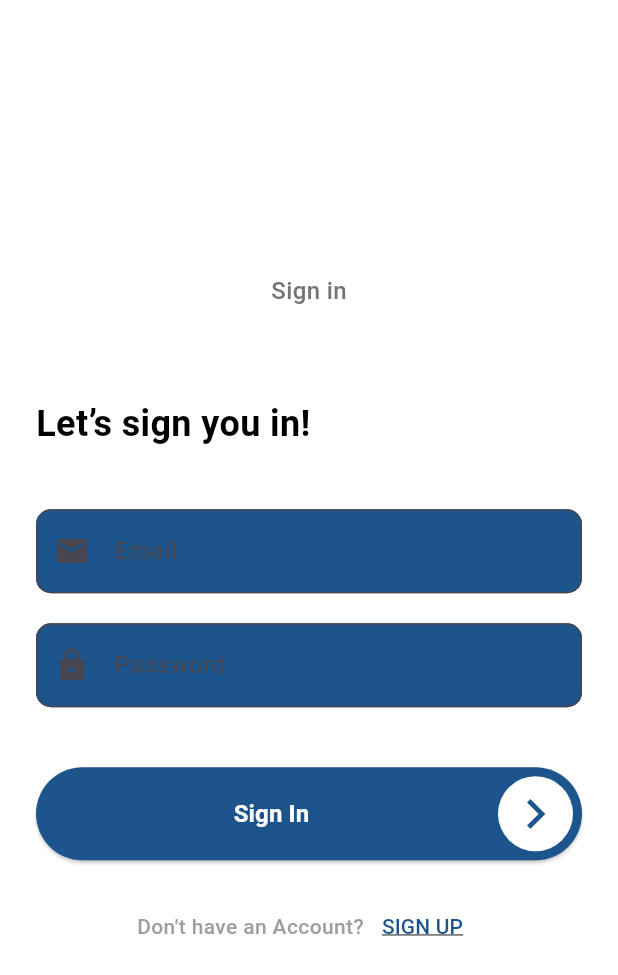
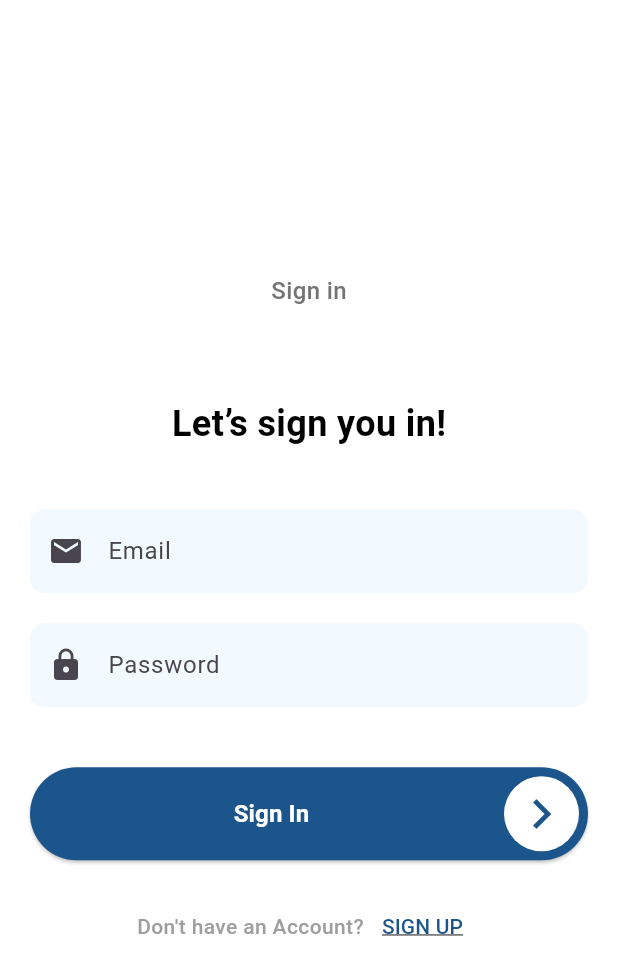
Before and after one commit to Harini-Sritharar/LLM-based-Mobile-App-for-Mental-Health, a Flutter app: the screen it shows after launch, on a phone screen of 412 x 824 dp. Shown: the top 975 px of the screen. Run offline on Flutter 3.47's test engine with Material 3 defaults, Android fonts, the phone set to English and light mode, and no system bars; our stand-ins replace firebase_auth, firebase_core, flutter_svg, shared_preferences; accounts and stored records are empty.

Commit message:
[hs1922] refactor: minor UI fixes to match Figma

```diff
--- a/llm_based_sat_app/lib/screens/auth/sign_in_page.dart
+++ b/llm_based_sat_app/lib/screens/auth/sign_in_page.dart
@@ -47,9 +47,9 @@ class _SignInPageState extends State<SignInPage> {
             key: _formKey,
             child: SingleChildScrollView(
               child: Padding(
-                padding: const EdgeInsets.symmetric(horizontal: 24.0),
+                padding: const EdgeInsets.all(20.0),
                 child: Column(
-                  crossAxisAlignment: CrossAxisAlignment.start,
+                  crossAxisAlignment: CrossAxisAlignment.center,
                   children: [
                     Center(
                       child: Text(
--- a/llm_based_sat_app/lib/theme/app_colours.dart
+++ b/llm_based_sat_app/lib/theme/app_colours.dart
@@ -18,4 +18,5 @@ class AppColours {
   static const Color checkboxUntickedBackgroundColor = Color(0xFFE0E0E0);
 
   static const Color customBlue = Color(0xFF1C548C);
+  static const Color textFieldBackgroundColor = Color(0xFFF2F9FF);
 }
--- a/llm_based_sat_app/lib/widgets/auth_widgets/text_input_field.dart
+++ b/llm_based_sat_app/lib/widgets/auth_widgets/text_input_field.dart
@@ -73,14 +73,16 @@ class TextInputField extends StatelessWidget {
   Widget build(BuildContext context) {
     return TextFormField(
         controller: controller,
+        style: TextStyle(color: AppColours.primaryGreyTextColor),
         decoration: InputDecoration(
           labelText: label,
           prefixIcon: Icon(icon),
           border: OutlineInputBorder(
             borderRadius: BorderRadius.circular(10.0),
+            borderSide: BorderSide.none,
           ),
           filled: true,
-          fillColor: AppColours.customBlue,
+          fillColor: AppColours.textFieldBackgroundColor,
         ),
         obscureText: isPassword, // hiding the input based on the label
         validator: validator ?? _validateInput);
```
